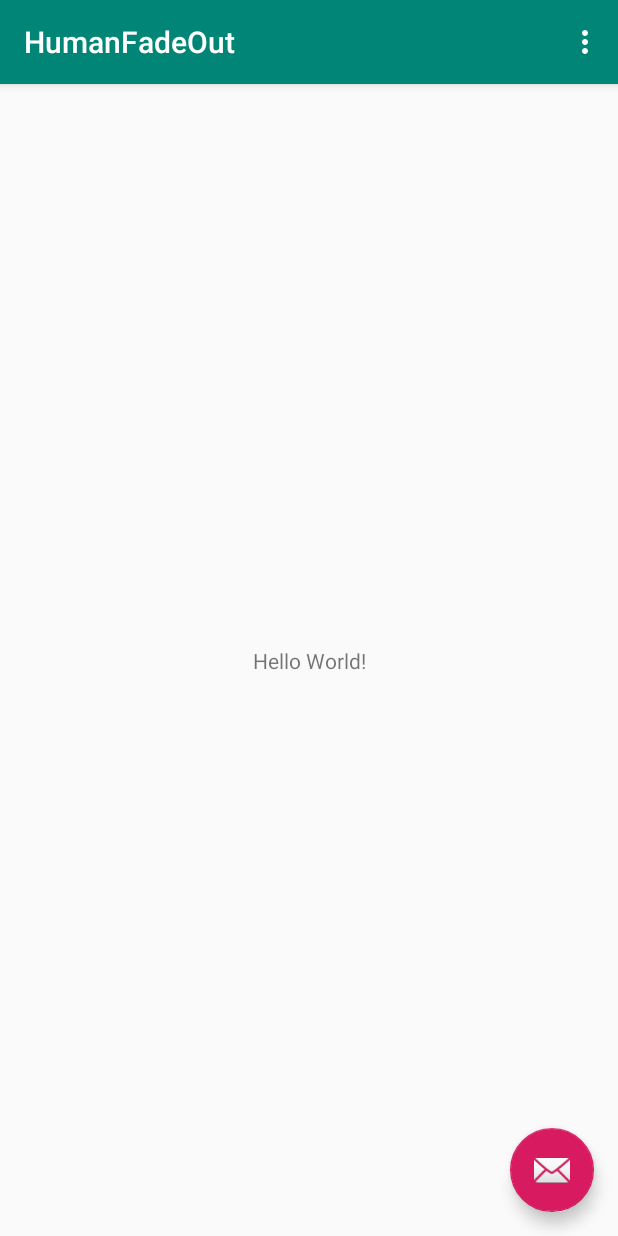
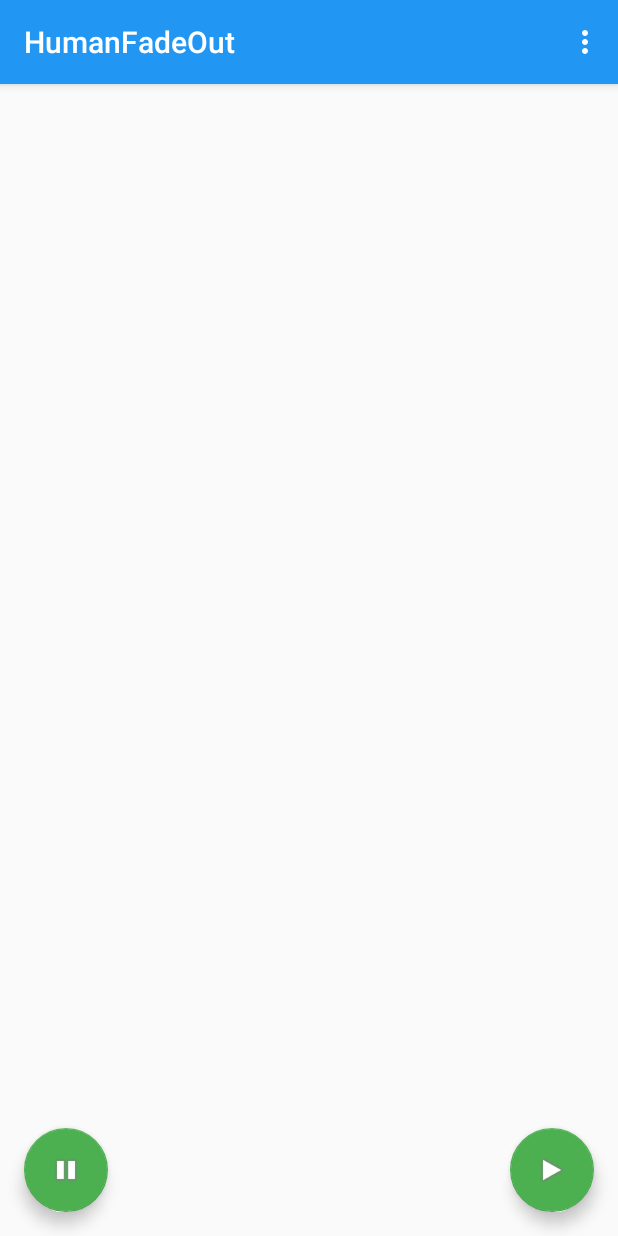
Before and after one commit to MobMonRob/Strand-Zaubertrick-mit-Waermebildkamera-Studien, an Android app: the screen it shows after launch (MainActivity), on a phone screen of 412 x 824 dp. Run offline under Robolectric (Android 15) with nearby library versions, the phone set to English and light mode, and no system bars; libraries missing offline, so code that uses them is left out: com.flir.flironesdk; 3 statements that could not run were skipped.

Commit message:
Adjust view

```diff
--- a/app/src/main/res/layout/activity_main.xml
+++ b/app/src/main/res/layout/activity_main.xml
@@ -15,7 +15,7 @@
             android:id="@+id/toolbar"
             android:layout_width="match_parent"
             android:layout_height="?attr/actionBarSize"
-            android:background="?attr/colorPrimary"
+            android:background="@color/colorPrimary"
             app:popupTheme="@style/AppTheme.PopupOverlay" />
 
     </com.google.android.material.appbar.AppBarLayout>
@@ -23,11 +23,21 @@
     <include layout="@layout/content_main" />
 
     <com.google.android.material.floatingactionbutton.FloatingActionButton
-        android:id="@+id/fab"
+        android:id="@+id/start"
         android:layout_width="wrap_content"
         android:layout_height="wrap_content"
         android:layout_gravity="bottom|end"
         android:layout_margin="@dimen/fab_margin"
-        app:srcCompat="@android:drawable/ic_dialog_email" />
+        app:backgroundTint="@color/colorAccent"
+        app:srcCompat="@android:drawable/ic_media_play" />
+
+    <com.google.android.material.floatingactionbutton.FloatingActionButton
+        android:id="@+id/stop"
+        android:layout_width="wrap_content"
+        android:layout_height="wrap_content"
+        android:layout_gravity="bottom"
+        android:layout_margin="@dimen/fab_margin"
+        app:backgroundTint="@color/colorAccent"
+        app:srcCompat="@android:drawable/ic_media_pause" />
 
 </androidx.coordinatorlayout.widget.CoordinatorLayout>
--- a/app/src/main/res/layout/content_main.xml
+++ b/app/src/main/res/layout/content_main.xml
@@ -8,13 +8,47 @@
     tools:context=".MainActivity"
     tools:showIn="@layout/activity_main">
 
-    <TextView
-        android:layout_width="wrap_content"
-        android:layout_height="wrap_content"
-        android:text="Hello World!"
+<!--    <FrameLayout-->
+<!--        android:id="@+id/cameraView"-->
+<!--        android:layout_width="fill_parent"-->
+<!--        android:layout_height="350dp"-->
+<!--        app:layout_constraintEnd_toEndOf="parent"-->
+<!--        app:layout_constraintStart_toStartOf="parent"-->
+<!--        app:layout_constraintTop_toTopOf="parent">-->
+<!---->
+<!--    </FrameLayout>-->
+
+<!--    <android.opengl.GLSurfaceView-->
+<!--        android:id="@+id/thermal_view"-->
+<!--        android:layout_width="0dp"-->
+<!--        android:layout_height="0dp"-->
+<!--        android:layout_gravity="center_horizontal|top"-->
+<!--        android:layout_marginTop="300dp"-->
+<!--        android:focusable="false"-->
+<!--        android:focusableInTouchMode="false"-->
+<!--        android:scaleType="fitCenter"-->
+<!--        app:layout_constraintBottom_toBottomOf="parent"-->
+<!--        app:layout_constraintHorizontal_bias="0.0"-->
+<!--        app:layout_constraintLeft_toLeftOf="parent"-->
+<!--        app:layout_constraintRight_toRightOf="parent"-->
+<!--        app:layout_constraintTop_toTopOf="parent"-->
+<!--        app:layout_constraintVertical_bias="0.429"-->
+<!--        tools:layout_constraintBottom_creator="1"-->
+<!--        tools:layout_constraintLeft_creator="1"-->
+<!--        tools:layout_constraintRight_creator="1"-->
+<!--        tools:layout_constraintTop_creator="1" />-->
+
+    <ImageView
+        android:id="@+id/image"
+        android:layout_width="0dp"
+        android:layout_height="0dp"
+        android:contentDescription="@string/image_description"
         app:layout_constraintBottom_toBottomOf="parent"
-        app:layout_constraintLeft_toLeftOf="parent"
-        app:layout_constraintRight_toRightOf="parent"
-        app:layout_constraintTop_toTopOf="parent" />
+        app:layout_constraintEnd_toEndOf="parent"
+        app:layout_constraintHorizontal_bias="0.495"
+        app:layout_constraintStart_toStartOf="parent"
+        app:layout_constraintTop_toTopOf="parent"
+        app:layout_constraintVertical_bias="0.042"
+        app:srcCompat="?android:attr/panelBackground" />
 
 </androidx.constraintlayout.widget.ConstraintLayout>
--- a/app/src/main/res/values/colors.xml
+++ b/app/src/main/res/values/colors.xml
@@ -1,6 +1,6 @@
 <?xml version="1.0" encoding="utf-8"?>
 <resources>
-    <color name="colorPrimary">#008577</color>
+    <color name="colorPrimary">#FF2196F3</color>
     <color name="colorPrimaryDark">#00574B</color>
-    <color name="colorAccent">#D81B60</color>
+    <color name="colorAccent">#4CAF50</color>
 </resources>
--- a/app/src/main/res/values/strings.xml
+++ b/app/src/main/res/values/strings.xml
@@ -1,4 +1,5 @@
 <resources>
     <string name="app_name">HumanFadeOut</string>
     <string name="action_settings">Settings</string>
+    <string name="image_description">rendered Image</string>
 </resources>
```
